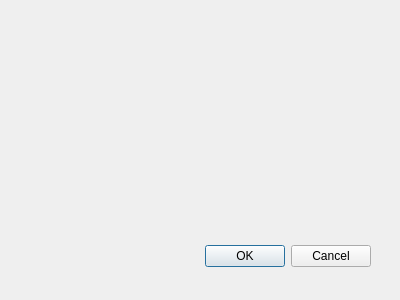
First picture: the form in interfaces/FenetreParametresRecherche.ui, repository lovehina13/NumerisationDeCourbes, before the edit.
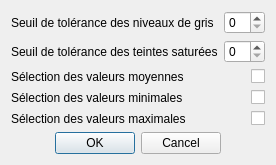
Second picture: the form after the edit.

Commit message: Implémentation des classes Parametres, FenetreParametresAffichage, FenetreParametresConversion, FenetreParametresRecherche et FenetreParametresExport (non terminées).

Diff of the .ui file:
```diff
--- a/interfaces/FenetreParametresRecherche.ui
+++ b/interfaces/FenetreParametresRecherche.ui
@@ -8,29 +8,87 @@
    <rect>
     <x>0</x>
     <y>0</y>
-    <width>400</width>
-    <height>300</height>
+    <width>247</width>
+    <height>150</height>
    </rect>
   </property>
   <property name="windowTitle">
    <string>Dialog</string>
   </property>
-  <widget class="QDialogButtonBox" name="buttonBox">
-   <property name="geometry">
-    <rect>
-     <x>30</x>
-     <y>240</y>
-     <width>341</width>
-     <height>32</height>
-    </rect>
-   </property>
-   <property name="orientation">
-    <enum>Qt::Horizontal</enum>
-   </property>
-   <property name="standardButtons">
-    <set>QDialogButtonBox::Cancel|QDialogButtonBox::Ok</set>
-   </property>
-  </widget>
+  <layout class="QGridLayout" name="gridLayoutFenetreParametresRecherche">
+   <item row="0" column="0">
+    <widget class="QLabel" name="labelSeuilToleranceNiveauxDeGris">
+     <property name="text">
+      <string>Seuil de tolérance des niveaux de gris</string>
+     </property>
+    </widget>
+   </item>
+   <item row="0" column="1">
+    <widget class="QSpinBox" name="spinBoxSeuilToleranceNiveauxDeGris"/>
+   </item>
+   <item row="1" column="0">
+    <widget class="QLabel" name="labelSeuilToleranceTeintesSaturees">
+     <property name="text">
+      <string>Seuil de tolérance des teintes saturées</string>
+     </property>
+    </widget>
+   </item>
+   <item row="1" column="1">
+    <widget class="QSpinBox" name="spinBoxSeuilToleranceTeintesSaturees"/>
+   </item>
+   <item row="2" column="0">
+    <widget class="QLabel" name="labelSelectionValeursMoyennes">
+     <property name="text">
+      <string>Sélection des valeurs moyennes</string>
+     </property>
+    </widget>
+   </item>
+   <item row="2" column="1">
+    <widget class="QCheckBox" name="checkBoxSelectionValeursMoyennes">
+     <property name="layoutDirection">
+      <enum>Qt::RightToLeft</enum>
+     </property>
+    </widget>
+   </item>
+   <item row="3" column="0">
+    <widget class="QLabel" name="labelSelectionValeursMinimales">
+     <property name="text">
+      <string>Sélection des valeurs minimales</string>
+     </property>
+    </widget>
+   </item>
+   <item row="3" column="1">
+    <widget class="QCheckBox" name="checkBoxSelectionValeursMinimales">
+     <property name="layoutDirection">
+      <enum>Qt::RightToLeft</enum>
+     </property>
+    </widget>
+   </item>
+   <item row="4" column="0">
+    <widget class="QLabel" name="labelSelectionValeursMaximales">
+     <property name="text">
+      <string>Sélection des valeurs maximales</string>
+     </property>
+    </widget>
+   </item>
+   <item row="4" column="1">
+    <widget class="QCheckBox" name="checkBoxSelectionValeursMaximales">
+     <property name="layoutDirection">
+      <enum>Qt::RightToLeft</enum>
+     </property>
+    </widget>
+   </item>
+   <item row="5" column="0" colspan="2">
+    <widget class="QDialogButtonBox" name="buttonBox">
+     <property name="standardButtons">
+      <set>QDialogButtonBox::Cancel|QDialogButtonBox::Ok</set>
+     </property>
+     <property name="centerButtons">
+      <bool>true</bool>
+     </property>
+    </widget>
+   </item>
+  </layout>
  </widget>
  <pixmapfunction/>
  <resources/>
```
Left out of the diff: 7 changed lines with no effect on the pictures. The commit also changes 4 other files.
